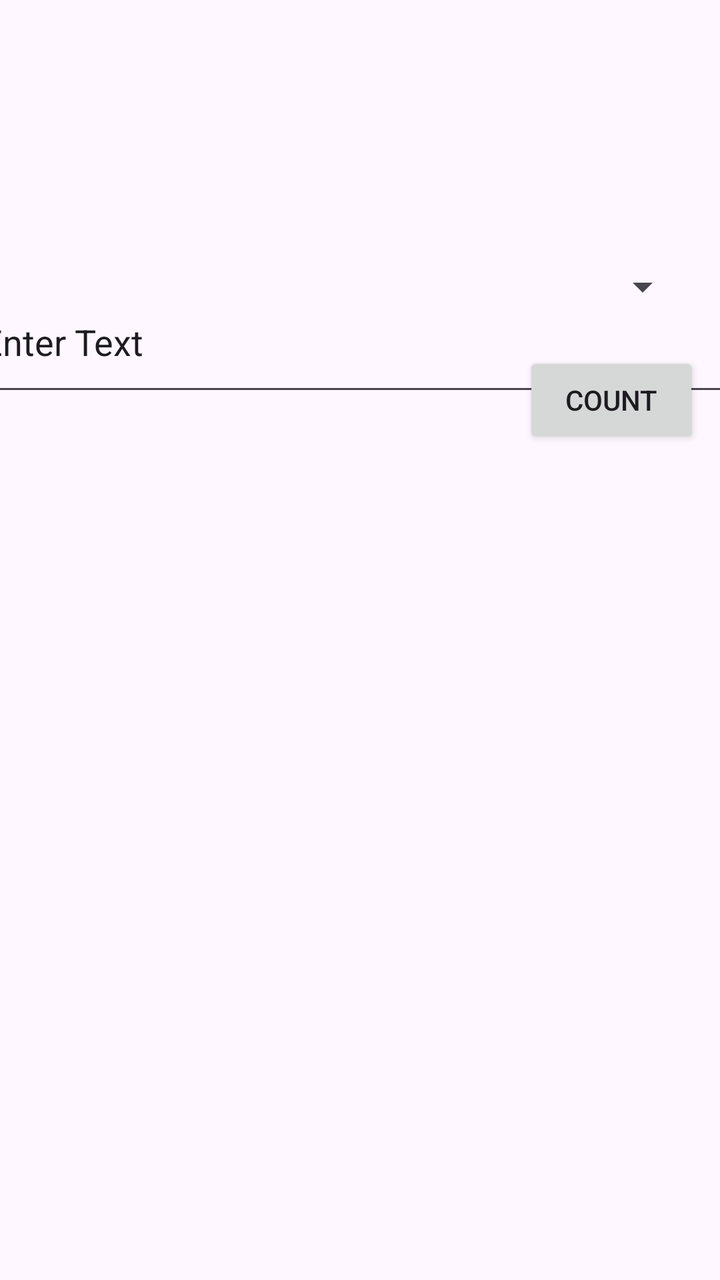
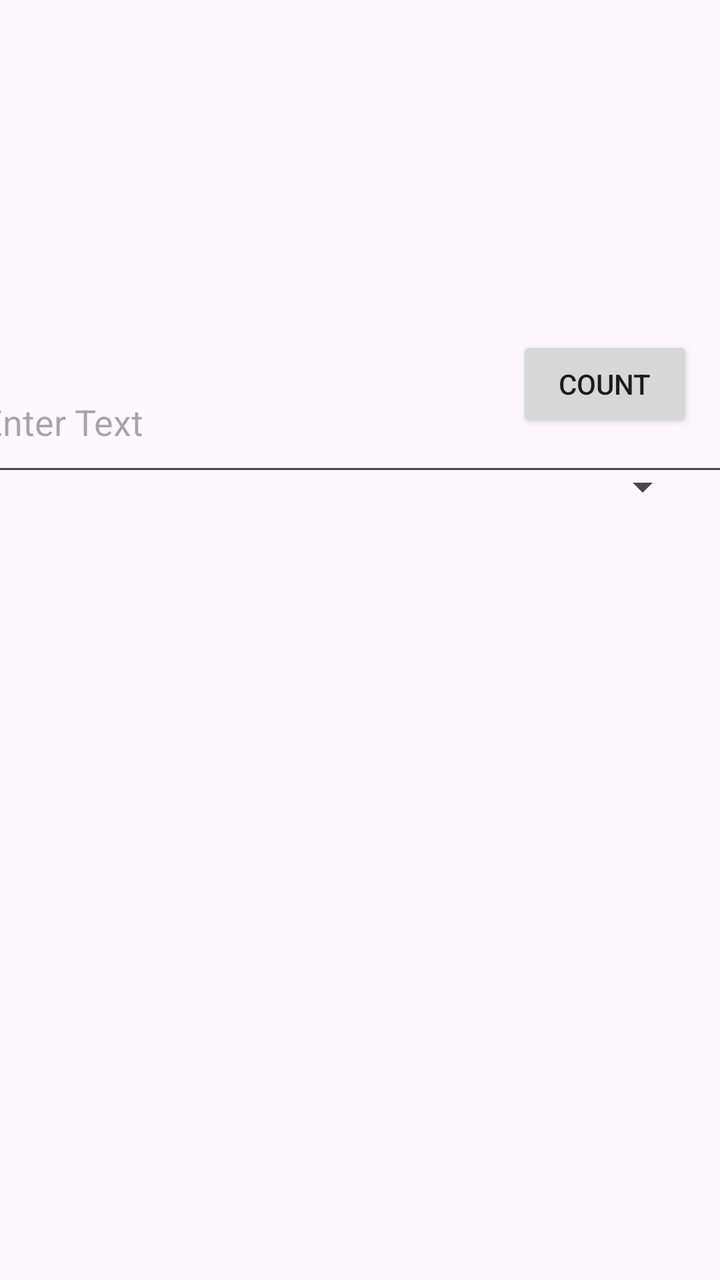

Screens rendered from an Android XML layout before and after an edit, with the pre-edit source and the edit as a unified diff.
<!-- AndroidManifest.xml: application theme Theme.Word_Counter -->
<!-- res/layout/activity_main.xml -->
<?xml version="1.0" encoding="utf-8"?>
<androidx.constraintlayout.widget.ConstraintLayout xmlns:android="http://schemas.android.com/apk/res/android"
    xmlns:app="http://schemas.android.com/apk/res-auto"
    xmlns:tools="http://schemas.android.com/tools"
    android:id="@+id/main"
    android:layout_width="match_parent"
    android:layout_height="match_parent"
    tools:context=".MainActivity">

    <EditText
        android:id="@+id/editTextText"
        android:layout_width="388dp"
        android:layout_height="67dp"
        android:layout_marginTop="136dp"
        android:ems="10"
        android:inputType="text"
        android:text="Enter Text"
        app:layout_constraintEnd_toEndOf="parent"
        app:layout_constraintHorizontal_bias="0.478"
        app:layout_constraintStart_toStartOf="parent"
        app:layout_constraintTop_toTopOf="parent" />

    <Spinner
        android:id="@+id/spinner"
        android:layout_width="341dp"
        android:layout_height="33dp"
        android:layout_marginBottom="480dp"
        app:layout_constraintBottom_toBottomOf="parent"
        app:layout_constraintEnd_toEndOf="parent"
        app:layout_constraintHorizontal_bias="0.228"
        app:layout_constraintStart_toStartOf="parent" />

    <Button
        android:id="@+id/button"
        android:layout_width="wrap_content"
        android:layout_height="wrap_content"
        android:layout_marginBottom="416dp"
        android:text="Count"
        app:layout_constraintBottom_toBottomOf="parent"
        app:layout_constraintEnd_toEndOf="parent"
        app:layout_constraintHorizontal_bias="0.962"
        app:layout_constraintStart_toStartOf="parent" />
</androidx.constraintlayout.widget.ConstraintLayout>
<!-- resources referenced by this layout -->
<resources>
  <style name="Theme.Word_Counter" parent="Base.Theme.Word_Counter" />
  <style name="Base.Theme.Word_Counter" parent="Theme.Material3.DayNight.NoActionBar">
          
          
      </style>
</resources>

<!-- the commit's change to res/layout/activity_main.xml (unified diff, before → after) -->
@@ -11,10 +11,10 @@
         android:id="@+id/editTextText"
         android:layout_width="388dp"
         android:layout_height="67dp"
-        android:layout_marginTop="136dp"
+        android:layout_marginTop="176dp"
         android:ems="10"
         android:inputType="text"
-        android:text="Enter Text"
+        android:hint="Enter Text"
         app:layout_constraintEnd_toEndOf="parent"
         app:layout_constraintHorizontal_bias="0.478"
         app:layout_constraintStart_toStartOf="parent"
@@ -24,7 +24,7 @@
         android:id="@+id/spinner"
         android:layout_width="341dp"
         android:layout_height="33dp"
-        android:layout_marginBottom="480dp"
+        android:layout_marginBottom="380dp"
         app:layout_constraintBottom_toBottomOf="parent"
         app:layout_constraintEnd_toEndOf="parent"
         app:layout_constraintHorizontal_bias="0.228"
@@ -34,10 +34,22 @@
         android:id="@+id/button"
         android:layout_width="wrap_content"
         android:layout_height="wrap_content"
-        android:layout_marginBottom="416dp"
+        android:layout_marginBottom="424dp"
         android:text="Count"
+        android:onClick="counting"
         app:layout_constraintBottom_toBottomOf="parent"
         app:layout_constraintEnd_toEndOf="parent"
-        app:layout_constraintHorizontal_bias="0.962"
+        app:layout_constraintHorizontal_bias="0.95"
         app:layout_constraintStart_toStartOf="parent" />
+
+    <TextView
+        android:id="@+id/textView"
+        android:layout_width="69dp"
+        android:layout_height="29dp"
+        android:layout_marginTop="116dp"
+        android:text=" "
+        app:layout_constraintEnd_toEndOf="parent"
+        app:layout_constraintHorizontal_bias="0.046"
+        app:layout_constraintStart_toStartOf="parent"
+        app:layout_constraintTop_toTopOf="parent" />
 </androidx.constraintlayout.widget.ConstraintLayout>
